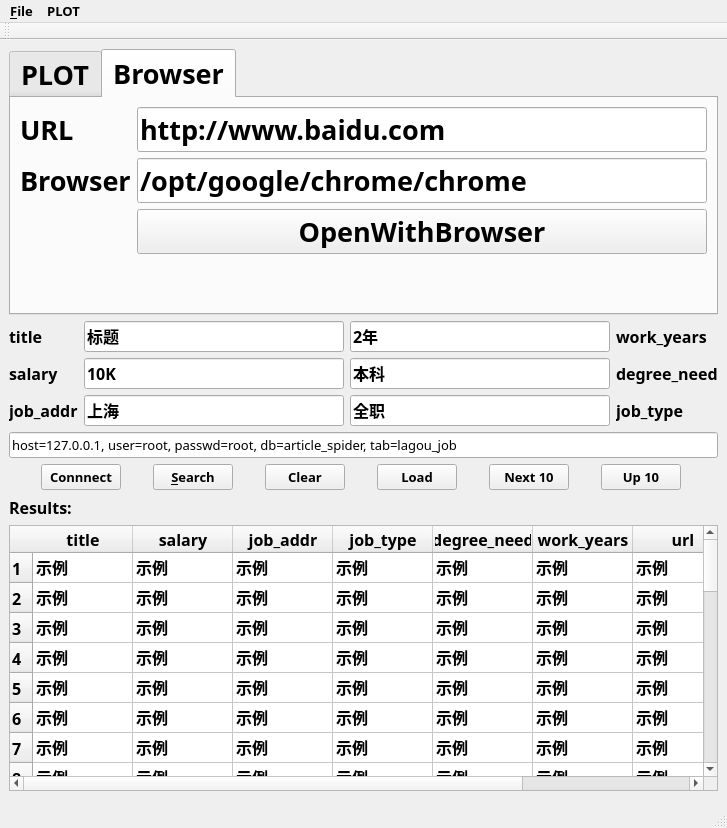
Before: the Qt Designer form db_gui.ui in Ailikez/mysql_viewer_pyqt5, drawn with Qt 5.
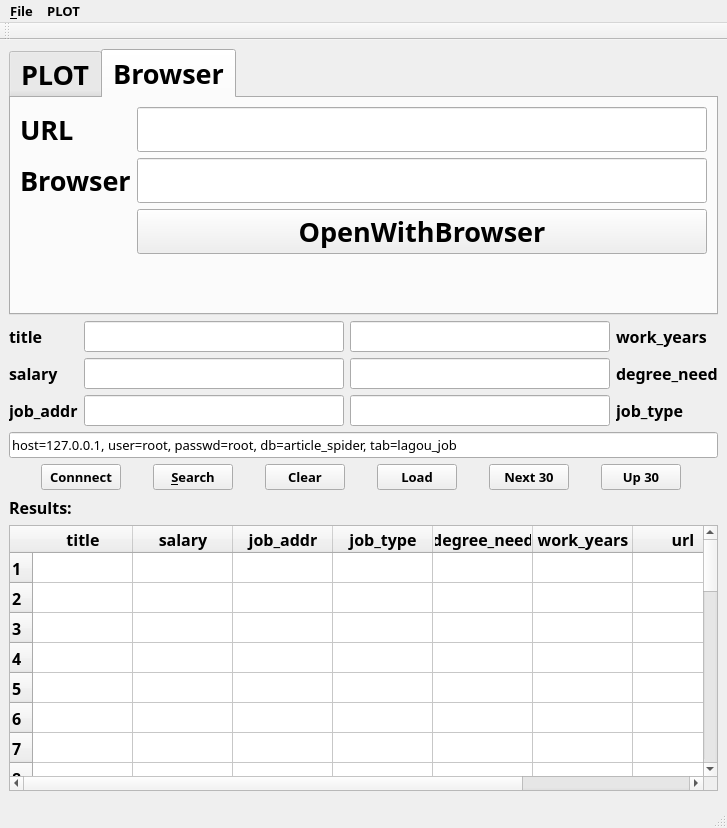
After: the same form once the commit is applied. The open tabs and pages were chosen to show the change.

The edit to the form file:
```diff
--- a/db_gui.ui
+++ b/db_gui.ui
@@ -68,7 +68,7 @@
         <item row="0" column="1">
          <widget class="QLineEdit" name="lineEdit_url">
           <property name="text">
-           <string>http://www.baidu.com</string>
+           <string/>
           </property>
          </widget>
         </item>
@@ -82,7 +82,7 @@
         <item row="1" column="1">
          <widget class="QLineEdit" name="lineEdit_browser">
           <property name="text">
-           <string>/opt/google/chrome/chrome</string>
+           <string/>
           </property>
          </widget>
         </item>
@@ -110,7 +110,7 @@
          <string notr="true">font: 11pt &quot;Source Code Pro&quot;;</string>
         </property>
         <property name="text">
-         <string>10K</string>
+         <string/>
         </property>
        </widget>
       </item>
@@ -127,7 +127,7 @@
          <string notr="true">font: 11pt &quot;Source Code Pro&quot;;</string>
         </property>
         <property name="text">
-         <string>全职</string>
+         <string/>
         </property>
        </widget>
       </item>
@@ -137,7 +137,7 @@
          <string notr="true">font: 11pt &quot;Source Code Pro&quot;;</string>
         </property>
         <property name="text">
-         <string>本科</string>
+         <string/>
         </property>
        </widget>
       </item>
@@ -147,7 +147,7 @@
          <string notr="true">font: 11pt &quot;Source Code Pro&quot;;</string>
         </property>
         <property name="text">
-         <string>标题</string>
+         <string/>
         </property>
        </widget>
       </item>
@@ -157,7 +157,7 @@
          <string notr="true">font: 11pt &quot;Source Code Pro&quot;;</string>
         </property>
         <property name="text">
-         <string>2年</string>
+         <string/>
         </property>
        </widget>
       </item>
@@ -167,7 +167,7 @@
          <string notr="true">font: 11pt &quot;Source Code Pro&quot;;</string>
         </property>
         <property name="text">
-         <string>上海</string>
+         <string/>
         </property>
        </widget>
       </item>
@@ -352,7 +352,7 @@
          <string/>
         </property>
         <property name="text">
-         <string>Next 10</string>
+         <string>Next 30</string>
         </property>
        </widget>
       </item>
@@ -376,7 +376,7 @@
          <cursorShape>PointingHandCursor</cursorShape>
         </property>
         <property name="text">
-         <string>Up 10</string>
+         <string>Up 30</string>
         </property>
        </widget>
       </item>
@@ -591,402 +591,402 @@
       </column>
       <item row="0" column="0">
        <property name="text">
-        <string>示例</string>
+        <string/>
        </property>
       </item>
       <item row="0" column="1">
        <property name="text">
-        <string>示例</string>
+        <string/>
        </property>
       </item>
       <item row="0" column="2">
        <property name="text">
-        <string>示例</string>
+        <string/>
        </property>
       </item>
       <item row="0" column="3">
        <property name="text">
-        <string>示例</string>
+        <string/>
        </property>
       </item>
       <item row="0" column="4">
        <property name="text">
-        <string>示例</string>
+        <string/>
        </property>
       </item>
       <item row="0" column="5">
        <property name="text">
-        <string>示例</string>
+        <string/>
        </property>
       </item>
       <item row="0" column="6">
        <property name="text">
-        <string>示例</string>
+        <string/>
        </property>
       </item>
       <item row="0" column="7">
        <property name="text">
-        <string>示例</string>
+        <string/>
        </property>
       </item>
       <item row="1" column="0">
        <property name="text">
-        <string>示例</string>
+        <string/>
        </property>
       </item>
       <item row="1" column="1">
        <property name="text">
-        <string>示例</string>
+        <string/>
        </property>
       </item>
       <item row="1" column="2">
        <property name="text">
-        <string>示例</string>
+        <string/>
        </property>
       </item>
       <item row="1" column="3">
        <property name="text">
-        <string>示例</string>
+        <string/>
        </property>
       </item>
       <item row="1" column="4">
        <property name="text">
-        <string>示例</string>
+        <string/>
        </property>
       </item>
       <item row="1" column="5">
        <property name="text">
-        <string>示例</string>
+        <string/>
        </property>
       </item>
       <item row="1" column="6">
        <property name="text">
-        <string>示例</string>
+        <string/>
        </property>
       </item>
       <item row="1" column="7">
        <property name="text">
-        <string>示例</string>
+        <string/>
        </property>
       </item>
       <item row="2" column="0">
        <property name="text">
-        <string>示例</string>
+        <string/>
        </property>
       </item>
       <item row="2" column="1">
        <property name="text">
-        <string>示例</string>
+        <string/>
        </property>
       </item>
       <item row="2" column="2">
        <property name="text">
-        <string>示例</string>
+        <string/>
        </property>
       </item>
       <item row="2" column="3">
        <property name="text">
-        <string>示例</string>
+        <string/>
        </property>
       </item>
       <item row="2" column="4">
        <property name="text">
-        <string>示例</string>
+        <string/>
        </property>
       </item>
       <item row="2" column="5">
        <property name="text">
-        <string>示例</string>
+        <string/>
        </property>
       </item>
       <item row="2" column="6">
        <property name="text">
-        <string>示例</string>
+        <string/>
        </property>
       </item>
       <item row="2" column="7">
        <property name="text">
-        <string>示例</string>
+        <string/>
        </property>
       </item>
       <item row="3" column="0">
        <property name="text">
-        <string>示例</string>
+        <string/>
        </property>
       </item>
       <item row="3" column="1">
        <property name="text">
-        <string>示例</string>
+        <string/>
        </property>
       </item>
       <item row="3" column="2">
        <property name="text">
-        <string>示例</string>
+        <string/>
        </property>
       </item>
       <item row="3" column="3">
        <property name="text">
-        <string>示例</string>
+        <string/>
        </property>
       </item>
       <item row="3" column="4">
        <property name="text">
-        <string>示例</string>
+        <string/>
        </property>
       </item>
       <item row="3" column="5">
        <property name="text">
-        <string>示例</string>
+        <string/>
        </property>
       </item>
       <item row="3" column="6">
        <property name="text">
-        <string>示例</string>
+        <string/>
        </property>
       </item>
       <item row="3" column="7">
        <property name="text">
-        <string>示例</string>
+        <string/>
        </property>
       </item>
       <item row="4" column="0">
        <property name="text">
-        <string>示例</string>
+        <string/>
        </property>
       </item>
       <item row="4" column="1">
        <property name="text">
-        <string>示例</string>
+        <string/>
        </property>
       </item>
       <item row="4" column="2">
        <property name="text">
-        <string>示例</string>
+        <string/>
        </property>
       </item>
       <item row="4" column="3">
        <property name="text">
-        <string>示例</string>
+        <string/>
        </property>
       </item>
       <item row="4" column="4">
        <property name="text">
-        <string>示例</string>
+        <string/>
        </property>
       </item>
       <item row="4" column="5">
        <property name="text">
-        <string>示例</string>
+        <string/>
        </property>
       </item>
       <item row="4" column="6">
        <property name="text">
-        <string>示例</string>
+        <string/>
        </property>
       </item>
       <item row="4" column="7">
        <property name="text">
-        <string>示例</string>
+        <string/>
        </property>
       </item>
       <item row="5" column="0">
        <property name="text">
-        <string>示例</string>
+        <string/>
        </property>
       </item>
       <item row="5" column="1">
        <property name="text">
-        <string>示例</string>
+        <string/>
        </property>
       </item>
       <item row="5" column="2">
        <property name="text">
-        <string>示例</string>
+        <string/>
        </property>
       </item>
       <item row="5" column="3">
        <property name="text">
-        <string>示例</string>
+        <string/>
        </property>
       </item>
       <item row="5" column="4">
        <property name="text">
-        <string>示例</string>
+        <string/>
        </property>
       </item>
       <item row="5" column="5">
        <property name="text">
-        <string>示例</string>
+        <string/>
        </property>
       </item>
       <item row="5" column="6">
        <property name="text">
-        <string>示例</string>
+        <string/>
        </property>
       </item>
       <item row="5" column="7">
        <property name="text">
-        <string>示例</string>
+        <string/>
        </property>
       </item>
       <item row="6" column="0">
        <property name="text">
-        <string>示例</string>
+        <string/>
        </property>
       </item>
       <item row="6" column="1">
        <property name="text">
-        <string>示例</string>
+        <string/>
        </property>
       </item>
       <item row="6" column="2">
        <property name="text">
-        <string>示例</string>
+        <string/>
        </property>
       </item>
       <item row="6" column="3">
        <property name="text">
-        <string>示例</string>
+        <string/>
        </property>
       </item>
       <item row="6" column="4">
        <property name="text">
-        <string>示例</string>
+        <string/>
        </property>
       </item>
       <item row="6" column="5">
        <property name="text">
-        <string>示例</string>
+        <string/>
        </property>
       </item>
       <item row="6" column="6">
        <property name="text">
-        <string>示例</string>
+        <string/>
        </property>
       </item>
       <item row="6" column="7">
        <property name="text">
-        <string>示例</string>
+        <string/>
        </property>
       </item>
       <item row="7" column="0">
        <property name="text">
-        <string>示例</string>
+        <string/>
        </property>
       </item>
       <item row="7" column="1">
        <property name="text">
-        <string>示例</string>
+        <string/>
        </property>
       </item>
       <item row="7" column="2">
        <property name="text">
-        <string>示例</string>
+        <string/>
        </property>
       </item>
       <item row="7" column="3">
        <property name="text">
-        <string>示例</string>
+        <string/>
        </property>
       </item>
       <item row="7" column="4">
        <property name="text">
-        <string>示例</string>
+        <string/>
        </property>
       </item>
       <item row="7" column="5">
        <property name="text">
-        <string>示例</string>
+        <string/>
        </property>
       </item>
       <item row="7" column="6">
        <property name="text">
-        <string>示例</string>
+        <string/>
        </property>
       </item>
       <item row="7" column="7">
        <property name="text">
-        <string>示例</string>
+        <string/>
        </property>
       </item>
       <item row="8" column="0">
        <property name="text">
-        <string>示例</string>
+        <string/>
        </property>
       </item>
       <item row="8" column="1">
        <property name="text">
-        <string>示例</string>
+        <string/>
        </property>
       </item>
       <item row="8" column="2">
        <property name="text">
-        <string>示例</string>
+        <string/>
        </property>
       </item>
       <item row="8" column="3">
        <property name="text">
-        <string>示例</string>
+        <string/>
        </property>
       </item>
       <item row="8" column="4">
        <property name="text">
-        <string>示例</string>
+        <string/>
        </property>
       </item>
       <item row="8" column="5">
        <property name="text">
-        <string>示例</string>
+        <string/>
        </property>
       </item>
       <item row="8" column="6">
        <property name="text">
-        <string>示例</string>
+        <string/>
        </property>
       </item>
       <item row="8" column="7">
        <property name="text">
-        <string>示例</string>
+        <string/>
        </property>
       </item>
       <item row="9" column="0">
        <property name="text">
-        <string>示例</string>
+        <string/>
        </property>
       </item>
       <item row="9" column="1">
        <property name="text">
-        <string>示例</string>
+        <string/>
        </property>
       </item>
       <item row="9" column="2">
        <property name="text">
-        <string>示例</string>
+        <string/>
        </property>
       </item>
       <item row="9" column="3">
        <property name="text">
-        <string>示例</string>
+        <string/>
        </property>
       </item>
       <item row="9" column="4">
        <property name="text">
-        <string>示例</string>
+        <string/>
        </property>
       </item>
       <item row="9" column="5">
        <property name="text">
-        <string>示例</string>
+        <string/>
        </property>
       </item>
       <item row="9" column="6">
        <property name="text">
-        <string>示例</string>
+        <string/>
        </property>
       </item>
       <item row="9" column="7">
        <property name="text">
-        <string>示例</string>
+        <string/>
        </property>
       </item>
      </widget>
```
Left out of the diff: 2 changed lines with no effect on the pictures.
